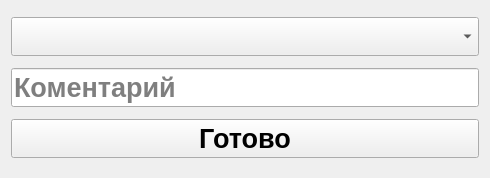
Qt form ui/add_order/stop_order.ui (c0ral0vii/buhgalter_app) before a commit.
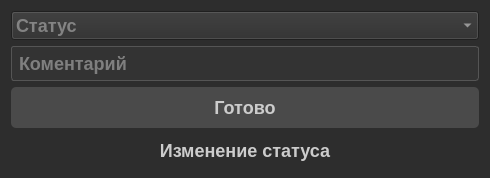
The same form after that commit.

```diff
--- a/ui/add_order/stop_order.ui
+++ b/ui/add_order/stop_order.ui
@@ -12,13 +12,120 @@
   </property>
   <property name="font">
    <font>
-    <pointsize>20</pointsize>
+    <family>Arial</family>
+    <pointsize>-1</pointsize>
     <bold>true</bold>
    </font>
   </property>
   <property name="windowTitle">
    <string>Остановка заказа</string>
   </property>
+  <property name="styleSheet">
+   <string notr="true">/* Общие стили */
+QWidget {
+    background-color: #2d2d2d;
+    color: #cccccc;
+    font-family: Arial, sans-serif;
+    font-size: 18px;
+    font-weight: bold;
+}
+
+/* Заголовки */
+QLabel#headerLabel {
+    font-size: 32px;
+    font-weight: bold;
+    color: #66ccff;
+}
+
+/* Кнопки */
+QPushButton {
+    background-color: #4a4a4a;
+    color: #cccccc;
+    border: none;
+    padding: 10px 20px;
+    font-size: 18px;
+    font-weight: bold;
+    border-radius: 5px;
+}
+
+QPushButton:hover {
+    background-color: #666666;
+}
+
+QPushButton:pressed {
+    background-color: #333333;
+}
+
+/* Поля ввода */
+QLineEdit, QTextEdit, QSpinBox, QDoubleSpinBox, QDateEdit {
+    background-color: #333333;
+    border: 1px solid #555555;
+    padding: 5px;
+    border-radius: 3px;
+    color: #cccccc;
+    font-size: 18px;
+    font-weight: bold;
+}
+
+QLineEdit:focus, QTextEdit:focus, QSpinBox:focus, QDoubleSpinBox:focus, QDateEdit:focus {
+    border-color: #66ccff;
+    outline: none;
+}
+
+/* Таблицы */
+QTableView {
+    background-color: #333333;
+    border: 1px solid #555555;
+    gridline-color: #555555;
+    color: #cccccc;
+    font-size: 18px;
+    font-weight: bold;
+}
+
+QTableView::item {
+    padding: 5px;
+}
+
+QTableView::item:selected {
+    background-color: #66ccff;
+    color: #2d2d2d;
+}
+
+/* Меню */
+QMenuBar {
+    background-color: #2d2d2d;
+    color: #cccccc;
+    border-bottom: 1px solid #555555;
+    font-size: 18px;
+    font-weight: bold;
+}
+
+QMenuBar::item {
+    padding: 5px 10px;
+}
+
+QMenuBar::item:selected {
+    background-color: #66ccff;
+    color: #2d2d2d;
+}
+
+QMenu {
+    background-color: #333333;
+    border: 1px solid #555555;
+    color: #cccccc;
+    font-size: 18px;
+    font-weight: bold;
+}
+
+QMenu::item {
+    padding: 5px 20px;
+}
+
+QMenu::item:selected {
+    background-color: #66ccff;
+    color: #2d2d2d
+}</string>
+  </property>
   <layout class="QGridLayout" name="gridLayout">
    <item row="2" column="0">
     <widget class="QPushButton" name="pushButton">
@@ -77,6 +184,16 @@
      </property>
     </widget>
    </item>
+   <item row="3" column="0">
+    <widget class="QLabel" name="label">
+     <property name="text">
+      <string>Изменение статуса</string>
+     </property>
+     <property name="alignment">
+      <set>Qt::AlignCenter</set>
+     </property>
+    </widget>
+   </item>
   </layout>
  </widget>
  <resources/>
```
